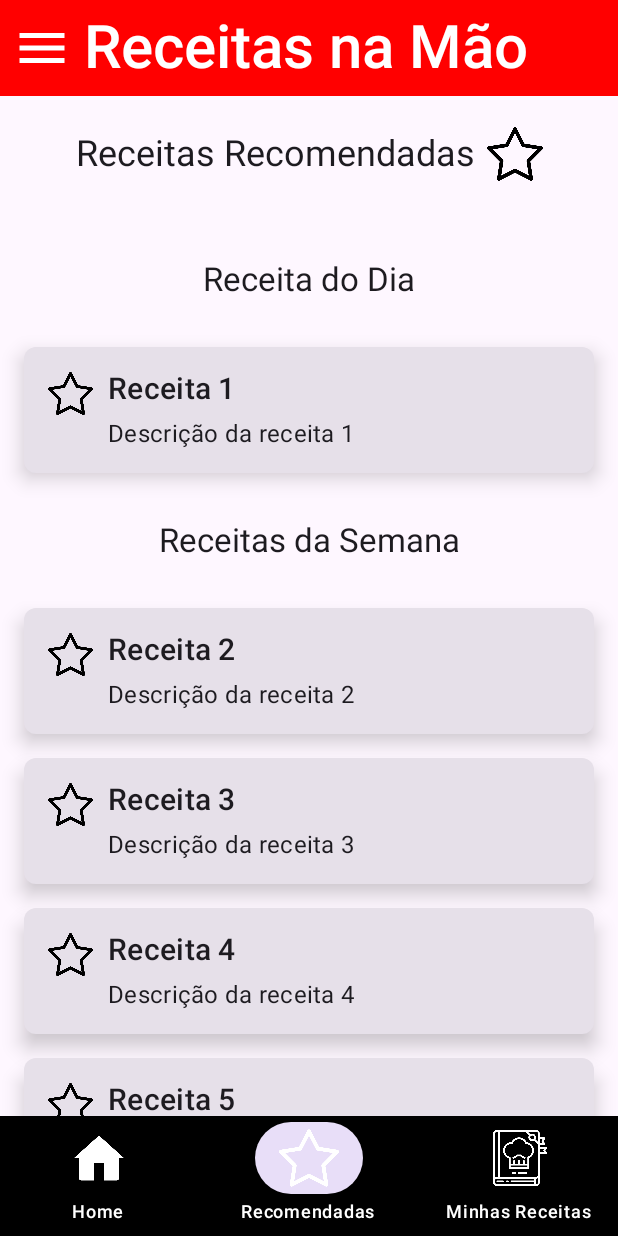
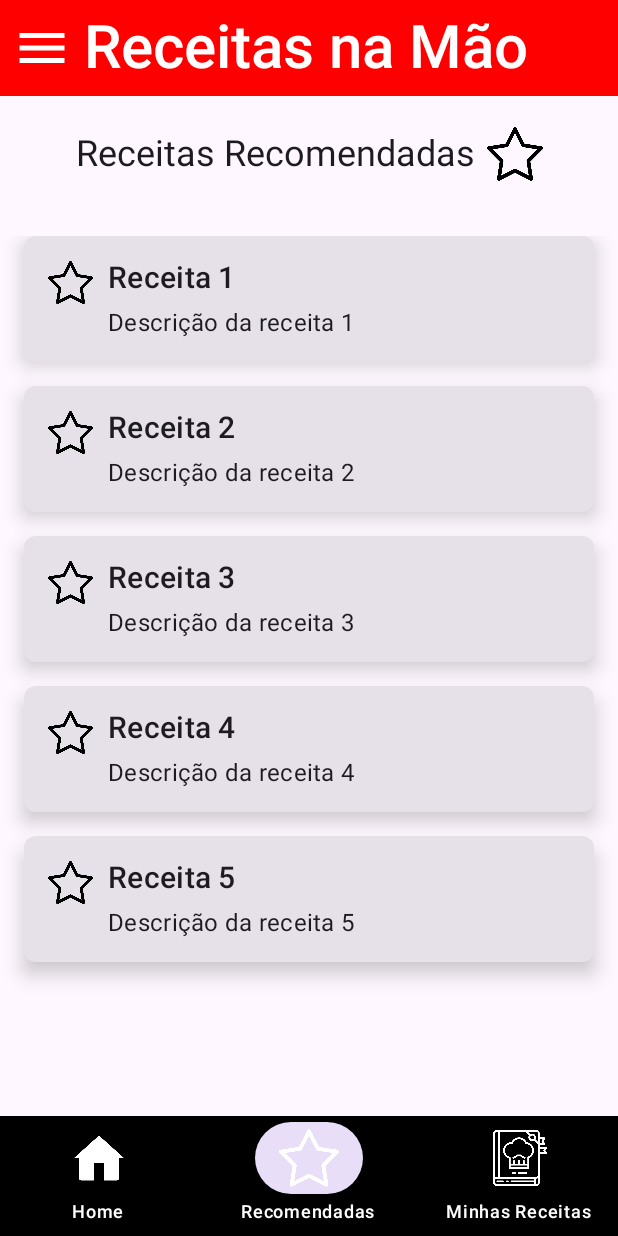
Before and after one commit to ZacMarshall1/ReceitasNaM-o, an Android app built with Jetpack Compose: the TelaReceitasADM screen opened through its navigation route, on a phone screen of 412 x 824 dp. Run offline under Robolectric (Android 15) with nearby library versions, the light colour scheme and no system bars.

```diff
--- a/app/src/main/java/com/example/myapplication/ui/screens/receitas/ScreenRecommended.kt
+++ b/app/src/main/java/com/example/myapplication/ui/screens/receitas/ScreenRecommended.kt
@@ -94,98 +94,7 @@ private fun ScreenReceptListing(receitas: List<Receita>) {
         horizontalAlignment = Alignment.CenterHorizontally,
         verticalArrangement = Arrangement.spacedBy(16.dp)
     ) {
-        item {
-            Text(
-                text = "Receita do Dia",
-                fontSize = 22.sp,
-                modifier = Modifier
-                    .fillMaxWidth()
-                    .padding(vertical = 16.dp),
-                textAlign = androidx.compose.ui.text.style.TextAlign.Center
-            )
-        }
-
-        item {
-            val receita = receitas[0]
-            Card(
-                modifier = Modifier
-                    .padding(horizontal = 16.dp)
-                    .fillMaxWidth(),
-                elevation = CardDefaults.cardElevation(defaultElevation = 8.dp),
-                shape = RoundedCornerShape(8.dp)
-            ) {
-                Box(modifier = Modifier.padding(16.dp)) {
-                    Image(
-                        painter = painterResource(id = R.drawable.estrela),
-                        contentDescription = "Ícone de estrela",
-                        modifier = Modifier
-                            .size(30.dp)
-                            .align(Alignment.TopStart)
-                    )
-                    Column(modifier = Modifier.padding(start = 40.dp)) {
-                        Text(
-                            text = receita.titulo,
-                            fontSize = 20.sp,
-                            style = MaterialTheme.typography.titleMedium
-                        )
-                        Spacer(modifier = Modifier.height(8.dp))
-                        Text(
-                            text = receita.descricao,
-                            fontSize = 16.sp,
-                            style = MaterialTheme.typography.bodyMedium
-                        )
-                    }
-                }
-            }
-        }
-
-        item {
-            Text(
-                text = "Receitas da Semana",
-                fontSize = 22.sp,
-                modifier = Modifier
-                    .fillMaxWidth()
-                    .padding(vertical = 16.dp),
-                textAlign = androidx.compose.ui.text.style.TextAlign.Center
-            )
-        }
-
-        items(receitas.drop(1).take(3)) { receita ->
-            Card(
-                modifier = Modifier
-                    .padding(horizontal = 16.dp)
-                    .fillMaxWidth(),
-                elevation = CardDefaults.cardElevation(defaultElevation = 8.dp),
-                shape = RoundedCornerShape(8.dp)
-            ) {
-                Box(modifier = Modifier.padding(16.dp)) {
-                    Image(
-                        painter = painterResource(id = R.drawable.estrela),
-                        contentDescription = "Ícone de estrela",
-                        modifier = Modifier
-                            .size(30.dp)
-                            .align(Alignment.TopStart)
-                    )
-                    Column(modifier = Modifier.padding(start = 40.dp)) {
-                        Text(
-                            text = receita.titulo,
-                            fontSize = 20.sp,
-                            style = MaterialTheme.typography.titleMedium
-                        )
-                        Spacer(modifier = Modifier.height(8.dp))
-                        Text(
-                            text = receita.descricao,
-                            fontSize = 16.sp,
-                            style = MaterialTheme.typography.bodyMedium
-                        )
-                    }
-                }
-            }
-        }
-
-
-        item {
-            val receita = receitas[4]
+        items(receitas) { receita ->
             Card(
                 modifier = Modifier
                     .padding(horizontal = 16.dp)
```
